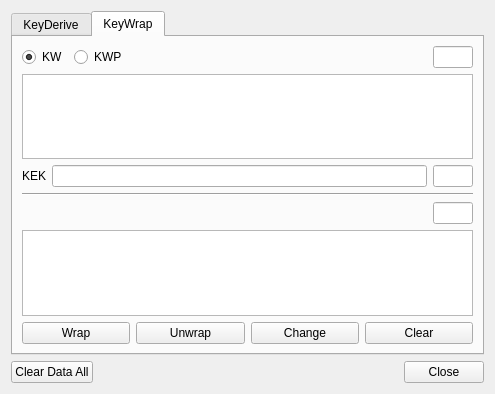
Above: BerEditor/key_man_dlg.ui from jykim74/BerEditor before the change. Below: the same form after it.
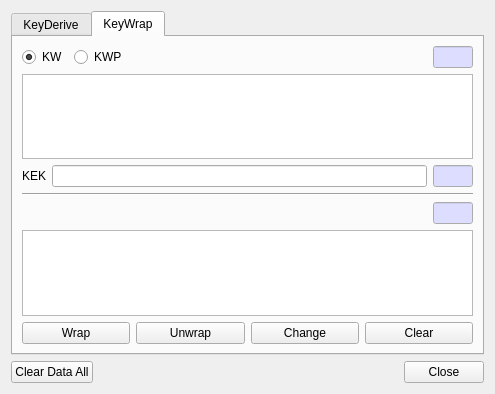
That is the form after the change.

Commit message: Read Only UI 색지정

```diff
--- a/BerEditor/key_man_dlg.ui
+++ b/BerEditor/key_man_dlg.ui
@@ -278,6 +278,43 @@
              <height>16777215</height>
             </size>
            </property>
+           <property name="palette">
+            <palette>
+             <active>
+              <colorrole role="Base">
+               <brush brushstyle="SolidPattern">
+                <color alpha="255">
+                 <red>221</red>
+                 <green>221</green>
+                 <blue>255</blue>
+                </color>
+               </brush>
+              </colorrole>
+             </active>
+             <inactive>
+              <colorrole role="Base">
+               <brush brushstyle="SolidPattern">
+                <color alpha="255">
+                 <red>221</red>
+                 <green>221</green>
+                 <blue>255</blue>
+                </color>
+               </brush>
+              </colorrole>
+             </inactive>
+             <disabled>
+              <colorrole role="Base">
+               <brush brushstyle="SolidPattern">
+                <color alpha="255">
+                 <red>240</red>
+                 <green>240</green>
+                 <blue>240</blue>
+                </color>
+               </brush>
+              </colorrole>
+             </disabled>
+            </palette>
+           </property>
            <property name="readOnly">
             <bool>true</bool>
            </property>
@@ -324,6 +361,43 @@
              <height>16777215</height>
             </size>
            </property>
+           <property name="palette">
+            <palette>
+             <active>
+              <colorrole role="Base">
+               <brush brushstyle="SolidPattern">
+                <color alpha="255">
+                 <red>221</red>
+                 <green>221</green>
+                 <blue>255</blue>
+                </color>
+               </brush>
+              </colorrole>
+             </active>
+             <inactive>
+              <colorrole role="Base">
+               <brush brushstyle="SolidPattern">
+                <color alpha="255">
+                 <red>221</red>
+                 <green>221</green>
+                 <blue>255</blue>
+                </color>
+               </brush>
+              </colorrole>
+             </inactive>
+             <disabled>
+              <colorrole role="Base">
+               <brush brushstyle="SolidPattern">
+                <color alpha="255">
+                 <red>240</red>
+                 <green>240</green>
+                 <blue>240</blue>
+                </color>
+               </brush>
+              </colorrole>
+             </disabled>
+            </palette>
+           </property>
            <property name="readOnly">
             <bool>true</bool>
            </property>
@@ -351,6 +425,43 @@
              <height>16777215</height>
             </size>
            </property>
+           <property name="palette">
+            <palette>
+             <active>
+              <colorrole role="Base">
+               <brush brushstyle="SolidPattern">
+                <color alpha="255">
+                 <red>221</red>
+                 <green>221</green>
+                 <blue>255</blue>
+                </color>
+               </brush>
+              </colorrole>
+             </active>
+             <inactive>
+              <colorrole role="Base">
+               <brush brushstyle="SolidPattern">
+                <color alpha="255">
+                 <red>221</red>
+                 <green>221</green>
+                 <blue>255</blue>
+                </color>
+               </brush>
+              </colorrole>
+             </inactive>
+             <disabled>
+              <colorrole role="Base">
+               <brush brushstyle="SolidPattern">
+                <color alpha="255">
+                 <red>240</red>
+                 <green>240</green>
+                 <blue>240</blue>
+                </color>
+               </brush>
+              </colorrole>
+             </disabled>
+            </palette>
+           </property>
            <property name="readOnly">
             <bool>true</bool>
            </property>
```
Left out of the diff: 111 changed lines with no effect on the pictures. The commit also changes 4 other files.
